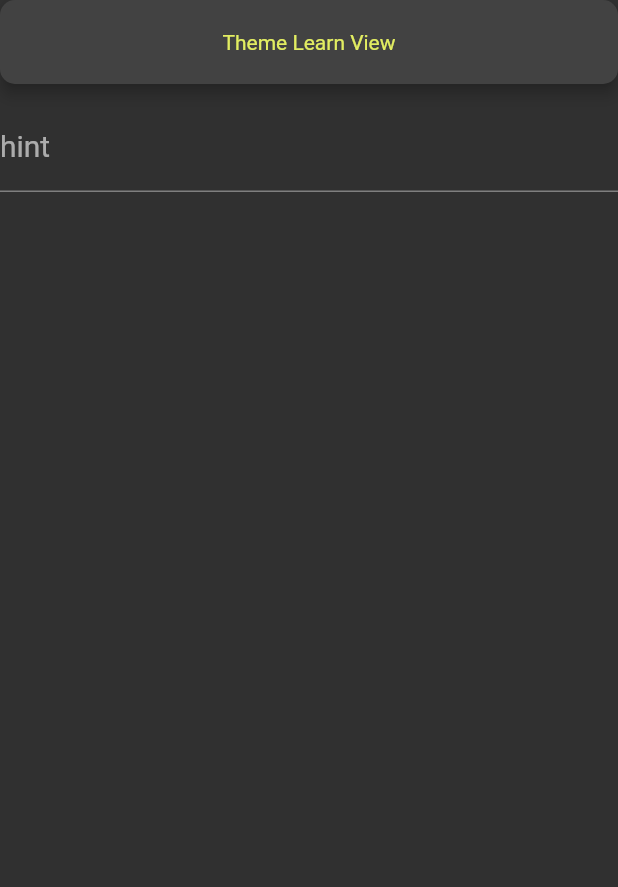
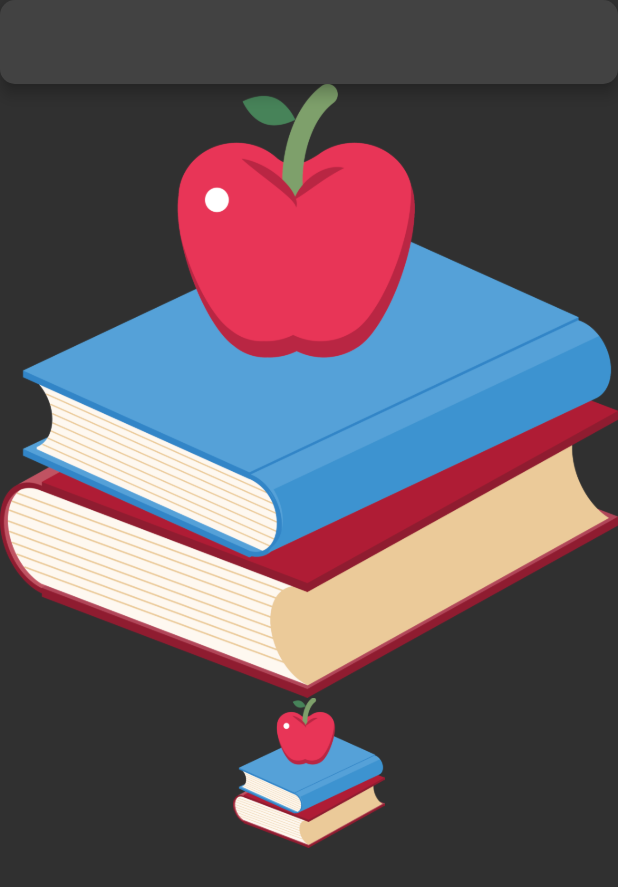
Before and after one commit to omeryilmaz2K/Flutter-Full-Learn, a Flutter app: the screen it shows after launch, on a phone screen of 412 x 824 dp. Shown: the top 887 px of the screen. Run offline on Flutter 3.47's test engine with Material 2 defaults, Android fonts, the phone set to English and light mode, and no system bars; our stand-ins replace dio, flutter_spinkit.

Commit message:
202 seviyesinde image_enum_learn_view çalışması gerçekleştirildi.

```diff
--- /dev/null
+++ b/lib/202/image_enum_learn_view.dart
@@ -0,0 +1,34 @@
+import 'package:flutter/material.dart';
+
+class ImageEnumLearnView extends StatelessWidget {
+  const ImageEnumLearnView({Key? key}) : super(key: key);
+
+  @override
+  Widget build(BuildContext context) {
+    return Scaffold(
+      appBar: AppBar(),
+      body: ListView(
+        children: [
+          Column(
+            children: [
+              Image.asset(ImagePaths.img_apple_on_books.path()),
+              ImagePaths.img_apple_on_books.toWidget(100),
+            ],
+          )
+        ],
+      ),
+    );
+  }
+}
+
+enum ImagePaths { img_apple_on_books }
+
+extension ImagePathExtension on ImagePaths {
+  String path() {
+    return 'assets/png/$name.png';
+  }
+
+  Widget toWidget([double height = 24]) {
+    return Image.asset(path(), height: height,);
+  }
+}
--- a/lib/main.dart
+++ b/lib/main.dart
@@ -1,6 +1,6 @@
 import 'package:flutter/material.dart';
 import 'package:flutter_full_learn/202/theme/dark_theme.dart';
-import '202/theme_learn_view.dart';
+import '202/image_enum_learn_view.dart';
 
 void main() {
   runApp(const MyApp());
@@ -37,7 +37,7 @@ class MyApp extends StatelessWidget {
       //       toolbarTextStyle: TextStyle(color: Colors.blue),
       //       systemOverlayStyle: SystemUiOverlayStyle.light, // Status Bar
       //     )),
-      home: const ThemeLearnView(),
+      home: const ImageEnumLearnView(),
     );
   }
 }
```
